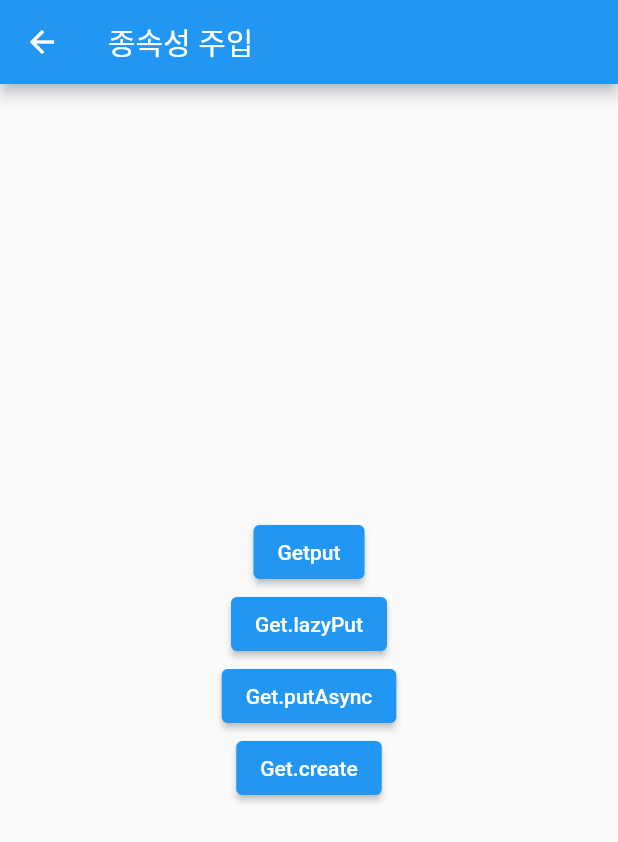
After one commit to DevGisoun/study_getx, a Flutter app: the screen it shows after launch, after a tap on "의존성 관리", on a phone screen of 412 x 824 dp. The commit adds this screen. Shown: the top 842 px of the screen. Run offline on Flutter 3.47's test engine with Material 2 defaults, Android fonts, the phone set to English and light mode, and no system bars; our stand-ins replace get.

Commit message:
Chapter #4 Dependency Manage

```diff
--- /dev/null
+++ b/lib/src/controller/dependency_controller.dart
@@ -0,0 +1,5 @@
+import 'package:get/get.dart';
+
+class DependencyController extends GetxController {
+  void increase() {}
+}
--- a/lib/src/home.dart
+++ b/lib/src/home.dart
@@ -1,5 +1,6 @@
 import 'package:flutter/material.dart';
 import 'package:get/get.dart';
+import 'package:study_getx/src/pages/dependencys/dependency_manage_page.dart';
 import 'package:study_getx/src/pages/normal/first_page.dart';
 import 'package:study_getx/src/pages/reactive_state_manage_page.dart';
 import 'package:study_getx/src/pages/simple_state_manage_page.dart';
@@ -86,6 +87,14 @@ class Home extends StatelessWidget {
               },
               child: const Text('반응형 상태 관리'),
             ),
+
+            /// 의존성 관리
+            ElevatedButton(
+              onPressed: () {
+                Get.to(const DependencyManagePage());
+              },
+              child: const Text('의존성 관리'),
+            ),
           ],
         ),
       ),
--- /dev/null
+++ b/lib/src/pages/dependencys/dependency_manage_page.dart
@@ -0,0 +1,82 @@
+import 'package:flutter/material.dart';
+import 'package:get/get.dart';
+import 'package:study_getx/src/controller/dependency_controller.dart';
+
+import 'get_lazyput.dart';
+import 'get_put.dart';
+
+class DependencyManagePage extends StatelessWidget {
+  const DependencyManagePage({Key? key}) : super(key: key);
+
+  @override
+  Widget build(BuildContext context) {
+    return Scaffold(
+      appBar: AppBar(
+        title: const Text(
+          '종속성 주입',
+        ),
+      ),
+      body: Center(
+        child: Column(
+          mainAxisAlignment: MainAxisAlignment.center,
+          children: [
+            ElevatedButton(
+              onPressed: () {
+                Get.to(
+                  const GetPut(),
+                  binding: BindingsBuilder(() {
+                    Get.put(DependencyController());
+                  }),
+                );
+              },
+              child: const Text('Getput'),
+            ),
+            ElevatedButton(
+              onPressed: () {
+                Get.to(
+                  const GetLazyput(),
+                  binding: BindingsBuilder(() {
+                    Get.lazyPut<DependencyController>(
+                        () => DependencyController());
+                  }),
+                );
+              },
+              child: Text('Get.lazyPut'),
+            ),
+            ElevatedButton(
+              onPressed: () {
+                Get.to(
+                  const GetPut(),
+                  binding: BindingsBuilder(() {
+                    Get.putAsync<DependencyController>(() async {
+                      await Future.delayed(
+                        const Duration(
+                          seconds: 5,
+                        ),
+                      );
+                      return DependencyController();
+                    });
+                  }),
+                );
+              },
+              child: Text('Get.putAsync'),
+            ),
+            ElevatedButton(
+              onPressed: () {
+                Get.to(
+                  const GetPut(),
+                  binding: BindingsBuilder(() {
+                    Get.create<DependencyController>(
+                      () => DependencyController(),
+                    );
+                  }),
+                );
+              },
+              child: Text('Get.create'),
+            ),
+          ],
+        ),
+      ),
+    );
+  }
+}
--- /dev/null
+++ b/lib/src/pages/dependencys/get_put.dart
@@ -0,0 +1,22 @@
+import 'package:flutter/material.dart';
+import 'package:get/get.dart';
+
+import '../../controller/dependency_controller.dart';
+
+class GetPut extends StatelessWidget {
+  const GetPut({Key? key}) : super(key: key);
+
+  @override
+  Widget build(BuildContext context) {
+    return Scaffold(
+      appBar: AppBar(),
+      body: ElevatedButton(
+        onPressed: () {
+          print(Get.find<DependencyController>().hashCode);
+          Get.find<DependencyController>().increase();
+        },
+        child: Text('Init'),
+      ),
+    );
+  }
+}
```
Also changed, not shown: lib/src/pages/dependencys/get_lazyput.dart (added, +20 -0 lines).
